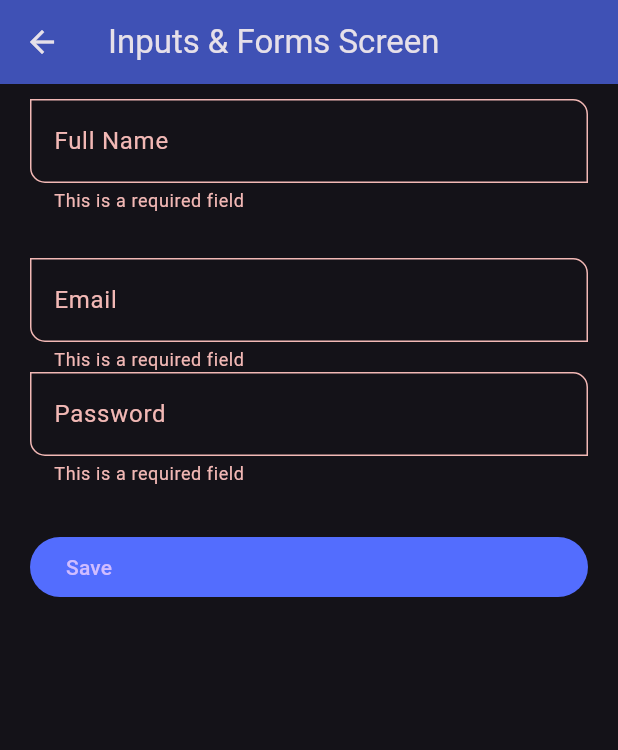
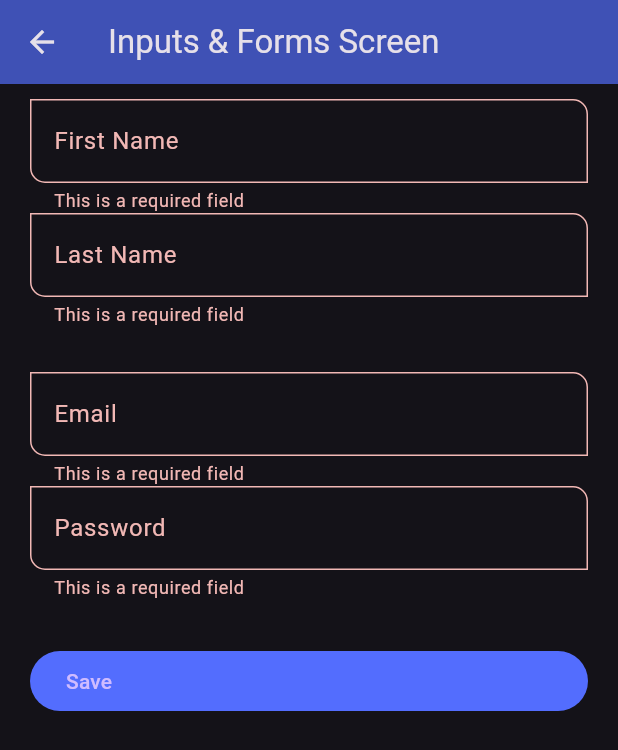
Before and after one commit to ByteRaider/flutter_components_playground, a Flutter app: the InputScreen screen opened by its route, after a tap on "Save", on a phone screen of 412 x 824 dp. Shown: the top 750 px of the screen. Run offline on Flutter 3.47's test engine with Material 3 defaults, Android fonts, the phone set to English and light mode, and no system bars.

Commit message:
Add Field Values simple validation

```diff
--- a/lib/screens/input_screen.dart
+++ b/lib/screens/input_screen.dart
@@ -23,25 +23,39 @@ class InputScreen extends StatelessWidget {
                 child: Form(
                   key: myFormKey,
                   child: Column(children: [
-                    const CustomInputField(
+                    CustomInputField(
                       hintText: 'Name',
-                      labelText: 'Full Name',
-                      helperText: 'Name with at least 6 characters',
+                      labelText: 'First Name',
+                      helperText: 'Name with at least 3 characters',
                       keyboardType: TextInputType.name,
+                      formProperty: 'first_name',
+                      formValues: formValues,
+                    ),
+                    CustomInputField(
+                      hintText: 'Last Name',
+                      labelText: 'Last Name',
+                      helperText: 'Last Name with at least 3 characters',
+                      keyboardType: TextInputType.name,
+                      formProperty: 'last_name',
+                      formValues: formValues,
                     ),
                     const SizedBox(height: 30),
-                    const CustomInputField(
+                    CustomInputField(
                       hintText: 'Email address',
                       labelText: 'Email',
                       helperText: 'Enter your email',
                       keyboardType: TextInputType.emailAddress,
+                      formProperty: 'email',
+                      formValues: formValues,
                     ),
-                    const CustomInputField(
+                    CustomInputField(
                       hintText: 'Password',
                       labelText: 'Password',
                       helperText: 'Enter your password',
                       keyboardType: TextInputType.visiblePassword,
                       obscureText: true,
+                      formProperty: 'password',
+                      formValues: formValues,
                     ),
                     const SizedBox(height: 30),
                     ElevatedButton(
--- a/lib/widgets/custom_input_field.dart
+++ b/lib/widgets/custom_input_field.dart
@@ -9,6 +9,9 @@ class CustomInputField extends StatelessWidget {
   final TextInputType? keyboardType;
   final bool obscureText;
 
+  final String formProperty;
+  final Map<String, String> formValues;
+
   const CustomInputField({
     super.key,
     this.labelText,
@@ -18,6 +21,8 @@ class CustomInputField extends StatelessWidget {
     this.suffixIcon,
     this.keyboardType,
     this.obscureText = false,
+    required this.formProperty,
+    required this.formValues,
   });
 
   @override
@@ -29,7 +34,7 @@ class CustomInputField extends StatelessWidget {
         textCapitalization: TextCapitalization.words,
         keyboardType: keyboardType,
         onChanged: (value) {
-          print('value: $value');
+          formValues[formProperty] = value;
         },
         validator: (value) {
           if (value == null || value.isEmpty) {
```
